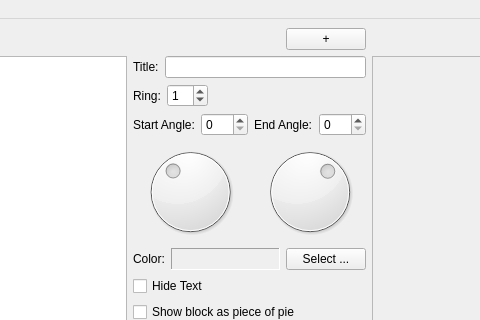
cornelius/archibald, file mainwindow.ui: the form before one commit; both pictures show x 138 to 618 and y 0 to 320 of the 901 by 706 pixel window.
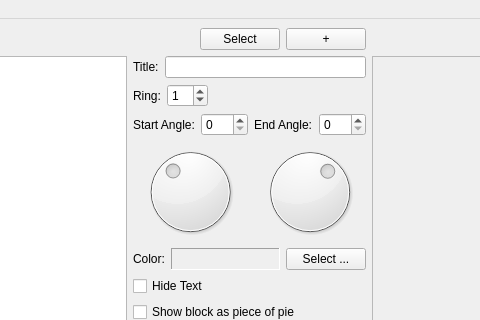
The form after the commit. Custom widgets are drawn as their Qt base class.

Commit message: Make multiple diagrams work.

What changed in the file:
```diff
--- a/mainwindow.ui
+++ b/mainwindow.ui
@@ -535,6 +535,13 @@
         </property>
        </spacer>
       </item>
+      <item>
+       <widget class="QPushButton" name="mSelectDiagramButton">
+        <property name="text">
+         <string>Select</string>
+        </property>
+       </widget>
+      </item>
       <item>
        <widget class="QPushButton" name="mAddDiagramButton">
         <property name="text">
```
The commit also changes 6 other files.
